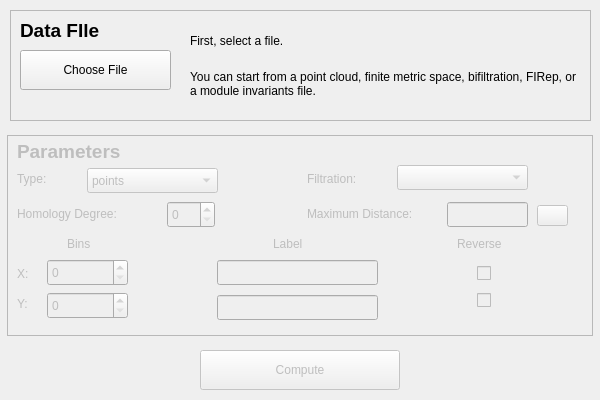
First picture: the form in dataselectdialog.ui, repository rivetTDA/rivet, before the edit.
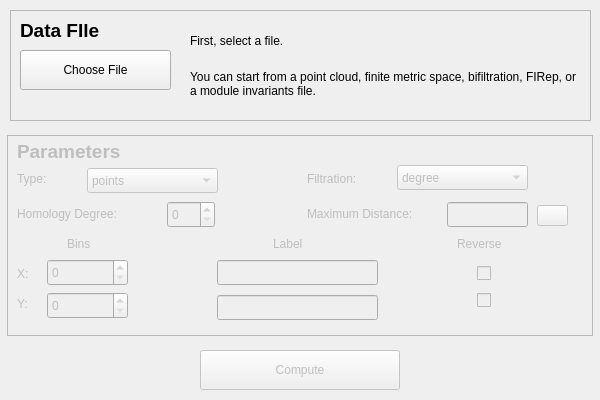
Second picture: the form after the edit.

Patch:
```diff
--- a/dataselectdialog.ui
+++ b/dataselectdialog.ui
@@ -368,6 +368,16 @@
       <height>25</height>
      </rect>
     </property>
+    <item>
+     <property name="text">
+      <string>degree</string>
+     </property>
+    </item>
+    <item>
+     <property name="text">
+      <string>function</string>
+     </property>
+    </item>
    </widget>
    <widget class="QLineEdit" name="maxDistBox">
     <property name="geometry">
```
